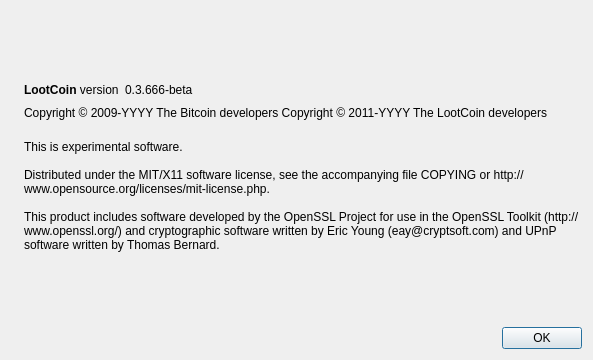
This is src/qt/forms/aboutdialog.ui in zebbra2014/lootcoin as Qt 5 draws it before an edit. The edited form follows.
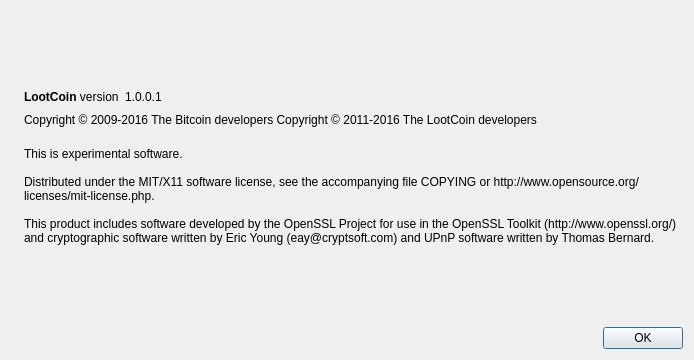
This is the edited form. Icons and pictures are not drawn.

Patch:
```diff
--- a/src/qt/forms/aboutdialog.ui
+++ b/src/qt/forms/aboutdialog.ui
@@ -6,7 +6,7 @@
    <rect>
     <x>0</x>
     <y>0</y>
-    <width>593</width>
+    <width>694</width>
     <height>360</height>
    </rect>
   </property>
@@ -63,7 +63,7 @@
           <cursorShape>IBeamCursor</cursorShape>
          </property>
          <property name="text">
-          <string notr="true">0.3.666-beta</string>
+          <string notr="true">1.0.0.1</string>
          </property>
          <property name="textInteractionFlags">
           <set>Qt::LinksAccessibleByMouse|Qt::TextSelectableByKeyboard|Qt::TextSelectableByMouse</set>
@@ -91,8 +91,8 @@
         <cursorShape>IBeamCursor</cursorShape>
        </property>
        <property name="text">
-        <string notr="true">Copyright &amp;copy; 2009-YYYY The Bitcoin developers
-Copyright &amp;copy; 2011-YYYY The LootCoin developers</string>
+        <string notr="true">Copyright &amp;copy; 2009-2016 The Bitcoin developers
+Copyright &amp;copy; 2011-2016 The LootCoin developers</string>
        </property>
        <property name="textFormat">
         <enum>Qt::RichText</enum>
```
